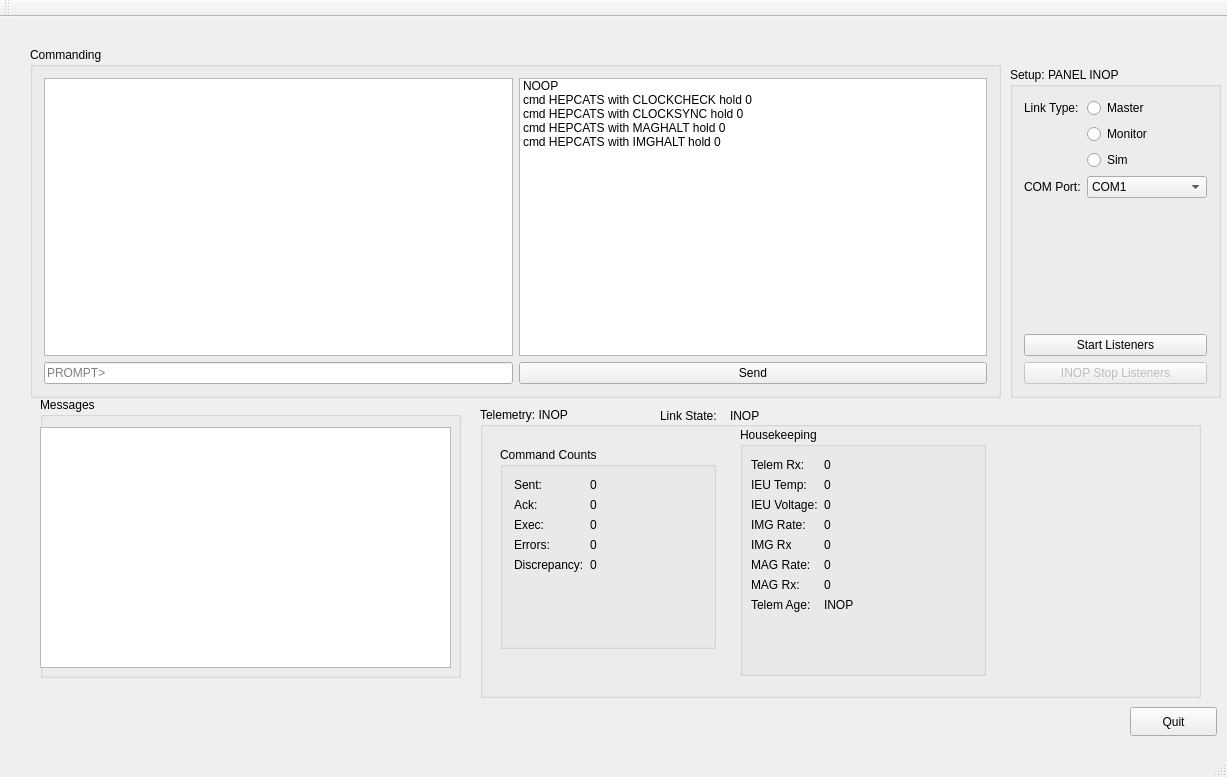
First picture: the form in cdh/sgs/ground_control/GroundNetworkGUI/QtGUI/GroundControl/mainwindow.ui, repository bSolt/Project_HEPCATS, before the edit.
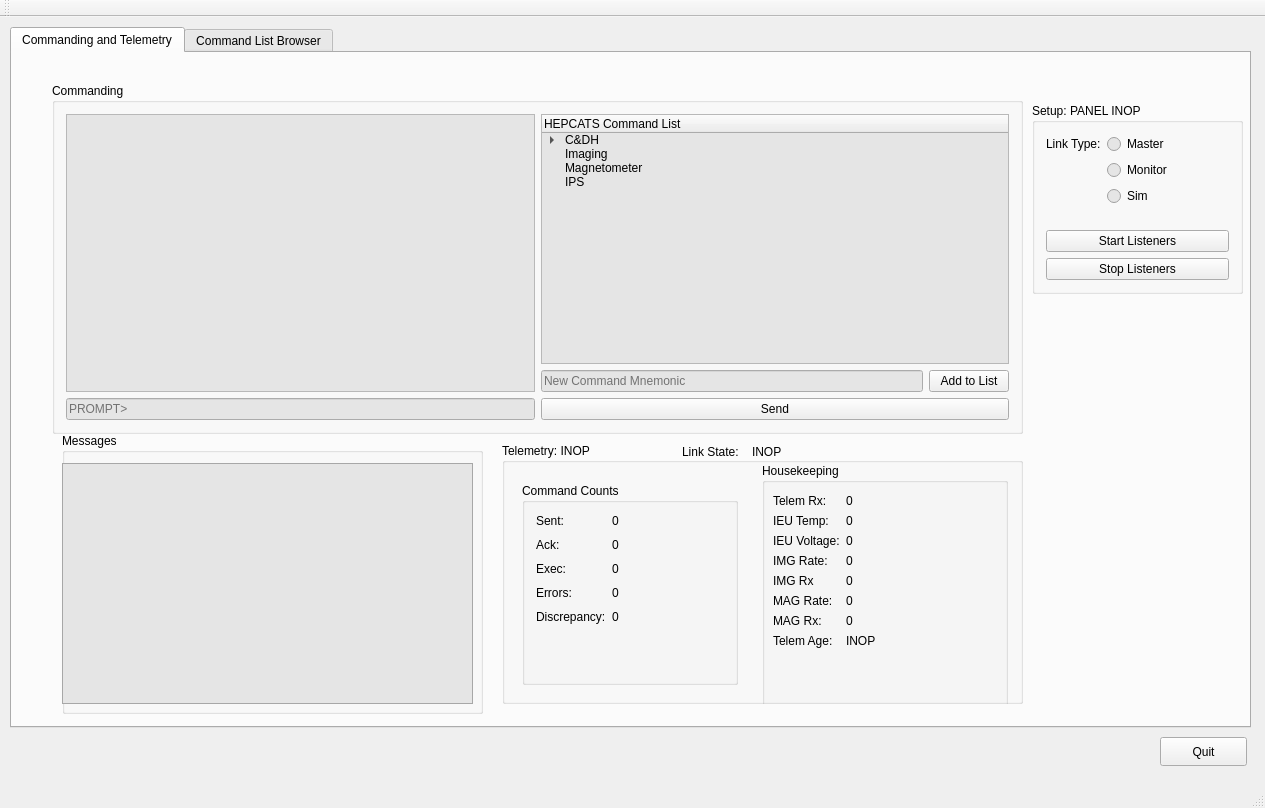
Second picture: the form after the edit. The open tabs and pages were chosen to show the change.

Commit message: WIP on sim connection case, added ability to stop listners, added ability to add entire command list to inactive list, enabled ability to add user specified commands to both active and inactive command lists

```diff
--- a/cdh/sgs/ground_control/GroundNetworkGUI/QtGUI/GroundControl/mainwindow.ui
+++ b/cdh/sgs/ground_control/GroundNetworkGUI/QtGUI/GroundControl/mainwindow.ui
@@ -6,18 +6,71 @@
    <rect>
     <x>0</x>
     <y>0</y>
-    <width>1227</width>
-    <height>777</height>
+    <width>1265</width>
+    <height>808</height>
    </rect>
   </property>
   <property name="windowTitle">
    <string>HEPCATS Ground Control</string>
   </property>
   <widget class="QWidget" name="centralWidget">
+   <widget class="QTabWidget" name="tabWidget">
+    <property name="geometry">
+     <rect>
+      <x>10</x>
+      <y>10</y>
+      <width>1241</width>
+      <height>701</height>
+     </rect>
+    </property>
+    <property name="currentIndex">
+     <number>1</number>
+    </property>
+    <widget class="QWidget" name="tab">
+     <property name="palette">
+      <palette>
+       <active>
+        <colorrole role="Base">
+         <brush brushstyle="SolidPattern">
+          <color alpha="255">
+           <red>229</red>
+           <green>229</green>
+           <blue>229</blue>
+          </color>
+         </brush>
+        </colorrole>
+       </active>
+       <inactive>
+        <colorrole role="Base">
+         <brush brushstyle="SolidPattern">
+          <color alpha="255">
+           <red>229</red>
+           <green>229</green>
+           <blue>229</blue>
+          </color>
+         </brush>
+        </colorrole>
+       </inactive>
+       <disabled>
+        <colorrole role="Base">
+         <brush brushstyle="SolidPattern">
+          <color alpha="255">
+           <red>255</red>
+           <green>255</green>
+           <blue>255</blue>
+          </color>
+         </brush>
+        </colorrole>
+       </disabled>
+      </palette>
+     </property>
+     <attribute name="title">
+      <string>Commanding and Telemetry</string>
+     </attribute>
    <widget class="QGroupBox" name="grp_box_cmd">
     <property name="geometry">
      <rect>
-      <x>30</x>
+        <x>40</x>
       <y>30</y>
       <width>971</width>
       <height>351</height>
@@ -36,7 +89,7 @@
         <string/>
        </property>
        <property name="dragEnabled">
-        <bool>true</bool>
+          <bool>false</bool>
        </property>
        <property name="placeholderText">
         <string>PROMPT&gt;</string>
@@ -46,20 +99,6 @@
        </property>
       </widget>
      </item>
-     <item row="1" column="0">
-      <widget class="QTextBrowser" name="cmd_txt_messages">
-       <property name="acceptDrops">
-        <bool>false</bool>
-       </property>
-       <property name="html">
-        <string>&lt;!DOCTYPE HTML PUBLIC &quot;-//W3C//DTD HTML 4.0//EN&quot; &quot;http://www.w3.org/TR/REC-html40/strict.dtd&quot;&gt;
-&lt;html&gt;&lt;head&gt;&lt;meta name=&quot;qrichtext&quot; content=&quot;1&quot; /&gt;&lt;style type=&quot;text/css&quot;&gt;
-p, li { white-space: pre-wrap; }
-&lt;/style&gt;&lt;/head&gt;&lt;body style=&quot; font-family:'Noto Sans'; font-size:9pt; font-weight:400; font-style:normal;&quot;&gt;
-&lt;p style=&quot;-qt-paragraph-type:empty; margin-top:0px; margin-bottom:0px; margin-left:0px; margin-right:0px; -qt-block-indent:0; text-indent:0px;&quot;&gt;&lt;br /&gt;&lt;/p&gt;&lt;/body&gt;&lt;/html&gt;</string>
-       </property>
-      </widget>
-     </item>
      <item row="3" column="1">
       <widget class="QPushButton" name="btn_enter">
        <property name="text">
@@ -67,11 +106,46 @@
        </property>
       </widget>
      </item>
-     <item row="1" column="1">
-      <widget class="QListWidget" name="lst_commands">
+       <item row="2" column="1">
+        <layout class="QHBoxLayout" name="horizontalLayout_3">
+         <item>
+          <widget class="QLineEdit" name="txt_cmd_add_cmd">
+           <property name="text">
+            <string/>
+           </property>
+           <property name="placeholderText">
+            <string>New Command Mnemonic</string>
+           </property>
+          </widget>
+         </item>
+         <item>
+          <widget class="QPushButton" name="btn_tab_cmd_add_cmd">
+           <property name="enabled">
+            <bool>true</bool>
+           </property>
+           <property name="text">
+            <string>Add to List</string>
+           </property>
+          </widget>
+         </item>
+        </layout>
+       </item>
+       <item row="1" column="0" rowspan="2">
+        <widget class="QTextBrowser" name="cmd_txt_messages">
        <property name="acceptDrops">
         <bool>false</bool>
        </property>
+         <property name="html">
+          <string>&lt;!DOCTYPE HTML PUBLIC &quot;-//W3C//DTD HTML 4.0//EN&quot; &quot;http://www.w3.org/TR/REC-html40/strict.dtd&quot;&gt;
+&lt;html&gt;&lt;head&gt;&lt;meta name=&quot;qrichtext&quot; content=&quot;1&quot; /&gt;&lt;style type=&quot;text/css&quot;&gt;
+p, li { white-space: pre-wrap; }
+&lt;/style&gt;&lt;/head&gt;&lt;body style=&quot; font-family:'Noto Sans'; font-size:9pt; font-weight:400; font-style:normal;&quot;&gt;
+&lt;p style=&quot;-qt-paragraph-type:empty; margin-top:0px; margin-bottom:0px; margin-left:0px; margin-right:0px; -qt-block-indent:0; text-indent:0px;&quot;&gt;&lt;br /&gt;&lt;/p&gt;&lt;/body&gt;&lt;/html&gt;</string>
+         </property>
+        </widget>
+       </item>
+       <item row="1" column="1">
+        <widget class="QTreeWidget" name="tree_active_cmds">
        <property name="editTriggers">
         <set>QAbstractItemView::NoEditTriggers</set>
        </property>
@@ -81,57 +155,184 @@
        <property name="dragDropMode">
         <enum>QAbstractItemView::DragOnly</enum>
        </property>
+         <property name="defaultDropAction">
+          <enum>Qt::CopyAction</enum>
+         </property>
+         <column>
+          <property name="text">
+           <string>HEPCATS Command List</string>
+          </property>
+         </column>
        <item>
         <property name="text">
-         <string>NOOP</string>
-        </property>
-       </item>
+           <string>C&amp;DH</string>
+          </property>
        <item>
         <property name="text">
-         <string>cmd HEPCATS with CLOCKCHECK hold 0</string>
-        </property>
-       </item>
+            <string>cmd HEPCATS NOOP with HOLD 0</string>
+           </property>
+          </item>
+         </item>
        <item>
         <property name="text">
-         <string>cmd HEPCATS with CLOCKSYNC hold 0</string>
+           <string>Imaging</string>
         </property>
        </item>
        <item>
         <property name="text">
-         <string>cmd HEPCATS with MAGHALT hold 0</string>
+           <string>Magnetometer</string>
         </property>
        </item>
        <item>
         <property name="text">
-         <string>cmd HEPCATS with IMGHALT hold 0</string>
+           <string>IPS</string>
         </property>
        </item>
       </widget>
      </item>
     </layout>
    </widget>
-   <widget class="QPushButton" name="btn_quit">
+     <widget class="QGroupBox" name="grp_box_setup">
     <property name="geometry">
      <rect>
-      <x>1130</x>
-      <y>690</y>
-      <width>87</width>
-      <height>29</height>
-     </rect>
-    </property>
+        <x>1020</x>
+        <y>50</y>
+        <width>211</width>
+        <height>191</height>
+       </rect>
+      </property>
+      <property name="title">
+       <string>Setup: PANEL INOP</string>
+      </property>
+      <layout class="QVBoxLayout" name="verticalLayout">
+       <item>
+        <layout class="QFormLayout" name="formLayout_3">
+         <item row="0" column="0">
+          <widget class="QLabel" name="label_23">
     <property name="text">
-     <string>Quit</string>
-    </property>
+            <string>Link Type:</string>
+           </property>
+          </widget>
+         </item>
+         <item row="0" column="1">
+          <widget class="QRadioButton" name="rad_btn_Master">
+           <property name="text">
+            <string>Master</string>
+           </property>
+          </widget>
+         </item>
+         <item row="1" column="1">
+          <widget class="QRadioButton" name="rad_btn_Monitor">
+           <property name="text">
+            <string>Monitor</string>
+           </property>
+          </widget>
+         </item>
+         <item row="2" column="1">
+          <widget class="QRadioButton" name="rad_btn_Sim">
+           <property name="text">
+            <string>Sim</string>
+           </property>
+          </widget>
+         </item>
+        </layout>
+       </item>
+       <item>
+        <layout class="QVBoxLayout" name="verticalLayout_2">
+         <item>
+          <widget class="QPushButton" name="btn_start_listen">
+           <property name="text">
+            <string>Start Listeners</string>
+           </property>
+          </widget>
+         </item>
+         <item>
+          <widget class="QPushButton" name="btn_stop_listeners">
+           <property name="enabled">
+            <bool>true</bool>
+           </property>
+           <property name="text">
+            <string>Stop Listeners</string>
+           </property>
+          </widget>
+         </item>
+        </layout>
+       </item>
+      </layout>
    </widget>
    <widget class="QGroupBox" name="grp_box_messages">
     <property name="geometry">
      <rect>
-      <x>40</x>
+        <x>50</x>
       <y>380</y>
       <width>421</width>
       <height>281</height>
      </rect>
     </property>
+      <property name="palette">
+       <palette>
+        <active>
+         <colorrole role="Base">
+          <brush brushstyle="SolidPattern">
+           <color alpha="255">
+            <red>229</red>
+            <green>229</green>
+            <blue>229</blue>
+           </color>
+          </brush>
+         </colorrole>
+         <colorrole role="Window">
+          <brush brushstyle="SolidPattern">
+           <color alpha="255">
+            <red>216</red>
+            <green>216</green>
+            <blue>216</blue>
+           </color>
+          </brush>
+         </colorrole>
+        </active>
+        <inactive>
+         <colorrole role="Base">
+          <brush brushstyle="SolidPattern">
+           <color alpha="255">
+            <red>229</red>
+            <green>229</green>
+            <blue>229</blue>
+           </color>
+          </brush>
+         </colorrole>
+         <colorrole role="Window">
+          <brush brushstyle="SolidPattern">
+           <color alpha="255">
+            <red>216</red>
+            <green>216</green>
+            <blue>216</blue>
+           </color>
+          </brush>
+         </colorrole>
+        </inactive>
+        <disabled>
+         <colorrole role="Base">
+          <brush brushstyle="SolidPattern">
+           <color alpha="255">
+            <red>216</red>
+            <green>216</green>
+            <blue>216</blue>
+           </color>
+          </brush>
+         </colorrole>
+         <colorrole role="Window">
+          <brush brushstyle="SolidPattern">
+           <color alpha="255">
+            <red>216</red>
+            <green>216</green>
+            <blue>216</blue>
+           </color>
+          </brush>
+         </colorrole>
+        </disabled>
+       </palette>
+      </property>
     <property name="title">
      <string>Messages</string>
     </property>
@@ -159,10 +360,10 @@
    <widget class="QGroupBox" name="grp_box_telemetry">
     <property name="geometry">
      <rect>
-      <x>480</x>
+        <x>490</x>
       <y>390</y>
-      <width>721</width>
-      <height>291</height>
+        <width>521</width>
+        <height>261</height>
      </rect>
     </property>
     <property name="title">
@@ -184,8 +385,11 @@
          <string>Command Counts</string>
         </property>
         <layout class="QGridLayout" name="gridLayout_3">
-         <item row="0" column="1">
+           <item row="0" column="0" colspan="2">
           <layout class="QFormLayout" name="formLayout">
+             <property name="verticalSpacing">
+              <number>10</number>
+             </property>
            <item row="0" column="0">
             <widget class="QLabel" name="label">
              <property name="text">
@@ -722,7 +926,7 @@
         <x>0</x>
         <y>20</y>
         <width>241</width>
-        <height>221</height>
+          <height>211</height>
        </rect>
       </property>
       <layout class="QFormLayout" name="formLayout_2">
@@ -842,88 +1046,211 @@
      </widget>
     </widget>
    </widget>
-   <widget class="QGroupBox" name="grp_box_setup">
+    </widget>
+    <widget class="QWidget" name="tab_2">
+     <attribute name="title">
+      <string>Command List Browser</string>
+     </attribute>
+     <widget class="QWidget" name="horizontalLayoutWidget">
     <property name="geometry">
      <rect>
-      <x>1010</x>
-      <y>50</y>
-      <width>211</width>
-      <height>331</height>
-     </rect>
-    </property>
-    <property name="title">
-     <string>Setup: PANEL INOP</string>
-    </property>
-    <layout class="QVBoxLayout" name="verticalLayout">
+        <x>10</x>
+        <y>0</y>
+        <width>1231</width>
+        <height>591</height>
+       </rect>
+      </property>
+      <layout class="QHBoxLayout" name="horizontalLayout">
      <item>
-      <layout class="QFormLayout" name="formLayout_3">
-       <item row="0" column="0">
-        <widget class="QLabel" name="label_23">
-         <property name="text">
-          <string>Link Type:</string>
+        <widget class="QTableWidget" name="tbl_cmd_list">
+         <property name="editTriggers">
+          <set>QAbstractItemView::NoEditTriggers</set>
          </property>
+         <property name="dragEnabled">
+          <bool>true</bool>
+         </property>
+         <property name="dragDropMode">
+          <enum>QAbstractItemView::DragOnly</enum>
+         </property>
+         <property name="defaultDropAction">
+          <enum>Qt::CopyAction</enum>
+         </property>
         </widget>
        </item>
-       <item row="0" column="1">
-        <widget class="QRadioButton" name="rad_btn_Master">
+       <item>
+        <widget class="QTreeWidget" name="tree_inactive_cmds">
+         <property name="palette">
+          <palette>
+           <active>
+            <colorrole role="Base">
+             <brush brushstyle="SolidPattern">
+              <color alpha="255">
+               <red>227</red>
+               <green>227</green>
+               <blue>227</blue>
+              </color>
+             </brush>
+            </colorrole>
+           </active>
+           <inactive>
+            <colorrole role="Base">
+             <brush brushstyle="SolidPattern">
+              <color alpha="255">
+               <red>227</red>
+               <green>227</green>
+               <blue>227</blue>
+              </color>
+             </brush>
+            </colorrole>
+           </inactive>
+           <disabled>
+            <colorrole role="Base">
+             <brush brushstyle="SolidPattern">
+              <color alpha="255">
+               <red>255</red>
+               <green>255</green>
+               <blue>255</blue>
+              </color>
+             </brush>
+            </colorrole>
+           </disabled>
+          </palette>
+         </property>
+         <property name="editTriggers">
+          <set>QAbstractItemView::DoubleClicked|QAbstractItemView::EditKeyPressed|QAbstractItemView::SelectedClicked</set>
+         </property>
+         <property name="dragEnabled">
+          <bool>true</bool>
+         </property>
+         <property name="dragDropOverwriteMode">
+          <bool>true</bool>
+         </property>
+         <property name="dragDropMode">
+          <enum>QAbstractItemView::DropOnly</enum>
+         </property>
+         <property name="defaultDropAction">
+          <enum>Qt::MoveAction</enum>
+         </property>
+         <property name="alternatingRowColors">
+          <bool>true</bool>
+         </property>
+         <property name="selectionMode">
+          <enum>QAbstractItemView::ExtendedSelection</enum>
+         </property>
+         <property name="selectionBehavior">
+          <enum>QAbstractItemView::SelectItems</enum>
+         </property>
+         <column>
          <property name="text">
-          <string>Master</string>
-         </property>
+           <string/>
+          </property>
+         </column>
         </widget>
        </item>
-       <item row="1" column="1">
-        <widget class="QRadioButton" name="rad_btn_Monitor">
+      </layout>
+     </widget>
+     <widget class="QWidget" name="horizontalLayoutWidget_2">
+      <property name="geometry">
+       <rect>
+        <x>640</x>
+        <y>600</y>
+        <width>591</width>
+        <height>51</height>
+       </rect>
+      </property>
+      <layout class="QHBoxLayout" name="horizontalLayout_2">
+       <item>
+        <widget class="QLineEdit" name="txt_browser_add_cmd">
          <property name="text">
-          <string>Monitor</string>
+          <string/>
          </property>
+         <property name="placeholderText">
+          <string>Custom command mnemonic</string>
+         </property>
         </widget>
        </item>
-       <item row="2" column="1">
-        <widget class="QRadioButton" name="rad_btn_Sim">
+       <item>
+        <widget class="QPushButton" name="btn_add_cmd">
+         <property name="enabled">
+          <bool>true</bool>
+         </property>
          <property name="text">
-          <string>Sim</string>
+          <string>Add</string>
          </property>
         </widget>
        </item>
-       <item row="3" column="0">
-        <widget class="QLabel" name="label_24">
+       <item>
+        <widget class="QPushButton" name="btn_cmd_list_remove">
          <property name="text">
-          <string>COM Port:</string>
+          <string>Remove Item</string>
          </property>
         </widget>
        </item>
-       <item row="3" column="1">
-        <widget class="QComboBox" name="combo_box_COMPort">
-         <property name="insertPolicy">
-          <enum>QComboBox::NoInsert</enum>
-         </property>
          <item>
+        <widget class="QPushButton" name="btn_set_cmd_list_active">
+         <property name="enabled">
+          <bool>false</bool>
+         </property>
           <property name="text">
-           <string>COM1</string>
-          </property>
-         </item>
+          <string>Set List as Active (INOP)</string>
+         </property>
         </widget>
        </item>
       </layout>
-     </item>
+     </widget>
+     <widget class="QWidget" name="horizontalLayoutWidget_4">
+      <property name="geometry">
+       <rect>
+        <x>6</x>
+        <y>600</y>
+        <width>621</width>
+        <height>51</height>
+       </rect>
+      </property>
+      <layout class="QHBoxLayout" name="horizontalLayout_4">
      <item>
-      <widget class="QPushButton" name="btn_start_listen">
+        <widget class="QPushButton" name="btn_active_to_inactive">
+         <property name="enabled">
+          <bool>false</bool>
+         </property>
        <property name="text">
-        <string>Start Listeners</string>
+          <string>INOP Get Active List</string>
        </property>
       </widget>
      </item>
      <item>
-      <widget class="QPushButton" name="btn_stop_listeners">
+        <widget class="QPushButton" name="btn_add_all">
        <property name="enabled">
-        <bool>false</bool>
+          <bool>true</bool>
        </property>
        <property name="text">
-        <string>INOP Stop Listeners</string>
+          <string>Add All to List</string>
        </property>
       </widget>
      </item>
-    </layout>
+       <item>
+        <widget class="QPushButton" name="btn_load_commands">
+         <property name="text">
+          <string>Load Command List from Disk</string>
+         </property>
+        </widget>
+       </item>
+      </layout>
+     </widget>
+    </widget>
+   </widget>
+   <widget class="QPushButton" name="btn_quit">
+    <property name="geometry">
+     <rect>
+      <x>1160</x>
+      <y>720</y>
+      <width>87</width>
+      <height>29</height>
+     </rect>
+    </property>
+    <property name="text">
+     <string>Quit</string>
+    </property>
    </widget>
   </widget>
   <widget class="QMenuBar" name="menuBar">
@@ -931,8 +1258,8 @@
     <rect>
      <x>0</x>
      <y>0</y>
-     <width>1227</width>
-     <height>22</height>
+     <width>1265</width>
+     <height>23</height>
     </rect>
    </property>
   </widget>
```
Lines whose indentation alone changed are shown as unchanged. The commit also changes 5 other files.
